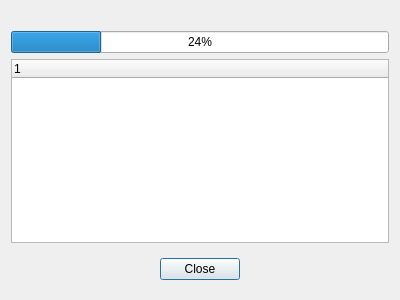
The window that sources/usdprogress.ui (mikaelsundell/usdviewer) describes before a commit, drawn with Qt 5.
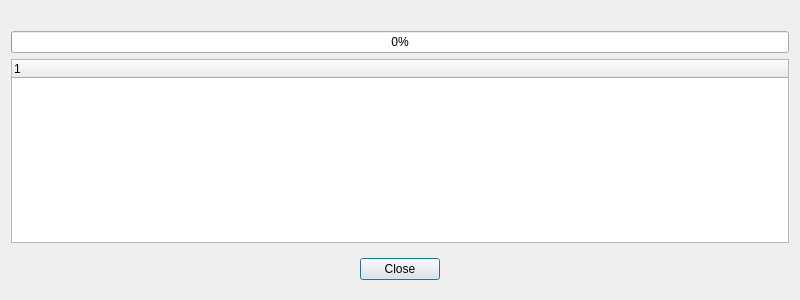
The same window after the commit.

The edit to the form file:
```diff
--- a/sources/usdprogress.ui
+++ b/sources/usdprogress.ui
@@ -6,7 +6,7 @@
    <rect>
     <x>0</x>
     <y>0</y>
-    <width>400</width>
+    <width>800</width>
     <height>300</height>
    </rect>
   </property>
@@ -24,7 +24,7 @@
    <item>
     <widget class="QProgressBar" name="progress">
      <property name="value">
-      <number>24</number>
+      <number>0</number>
      </property>
     </widget>
    </item>
```
Left out of the diff: 5 changed lines with no effect on the pictures.
